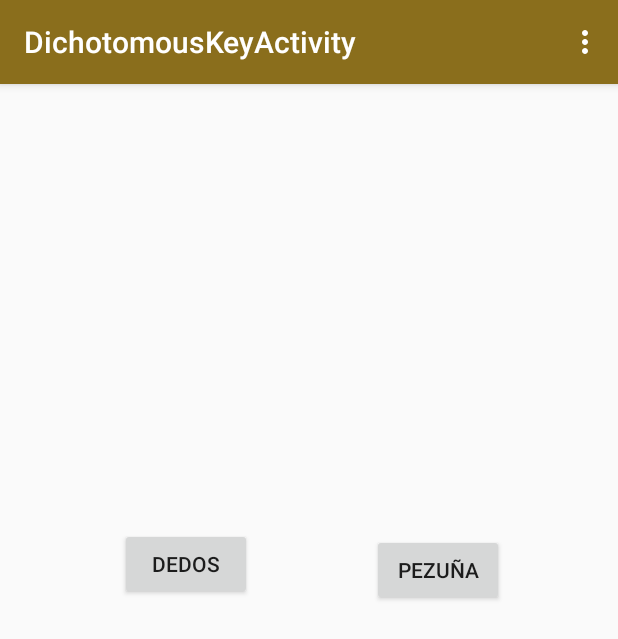
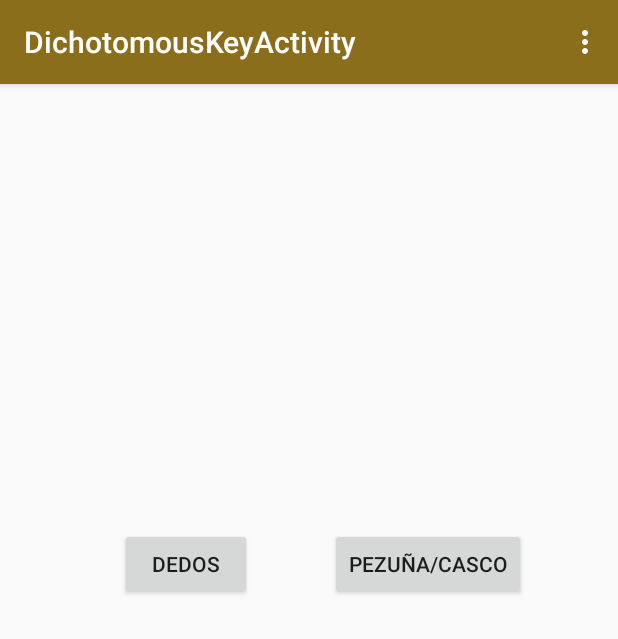
Before and after one commit to txeto90/PetjadesApp, an Android app: the AnimalsListActivity screen opened directly, with no data from a screen before it, in the options menu, after a tap on "Clave dicotomica", on a phone screen of 412 x 824 dp. Shown: the top 639 px of the screen. Run offline under Robolectric (Android 15) with nearby library versions, the phone set to English and light mode, and no system bars; our stand-ins replace Firebase (no records; nobody signed in at launch, a user with empty details on screens opened directly).

Commit message:
V4 01/04/2020 clau dicotomica

```diff
--- a/app/build.gradle
+++ b/app/build.gradle
@@ -1,4 +1,5 @@
 apply plugin: 'com.android.application'
+apply plugin: 'com.google.gms.google-services'
 
 android {
     compileSdkVersion 29
@@ -34,6 +35,8 @@ dependencies {
     implementation 'com.google.android.material:material:1.1.0'
     implementation 'androidx.navigation:navigation-fragment:2.2.1'
     implementation 'androidx.navigation:navigation-ui:2.2.1'
+    implementation 'com.google.firebase:firebase-storage:16.0.4'
+    implementation 'com.google.firebase:firebase-auth:16.0.5'
     testImplementation 'junit:junit:4.12'
     androidTestImplementation 'androidx.test.ext:junit:1.1.1'
     androidTestImplementation 'androidx.test.espresso:espresso-core:3.2.0'
--- a/app/src/main/java/logic/AnimalsAdapter.java
+++ b/app/src/main/java/logic/AnimalsAdapter.java
@@ -1,6 +1,9 @@
 package logic;
 
 import android.content.Context;
+import android.net.Uri;
+import android.os.Bundle;
+import android.util.Log;
 import android.view.LayoutInflater;
 import android.view.View;
 import android.view.ViewGroup;
@@ -8,8 +11,17 @@ import android.widget.ArrayAdapter;
 import android.widget.ImageView;
 import android.widget.TextView;
 
+import androidx.annotation.NonNull;
+
 import com.example.petjadesapp.R;
+import com.google.android.gms.tasks.OnFailureListener;
+import com.google.android.gms.tasks.OnSuccessListener;
+import com.google.firebase.storage.FileDownloadTask;
+import com.google.firebase.storage.FirebaseStorage;
+import com.google.firebase.storage.StorageReference;
 
+import java.io.File;
+import java.io.IOException;
 import java.util.List;
 
 import model.Animal;
@@ -31,10 +43,11 @@ public class AnimalsAdapter extends ArrayAdapter {
         TextView scientificName = convertView.findViewById(R.id.txtScientificName);
         TextView vulgarName = convertView.findViewById(R.id.txtVulgarName);
         //popuate the data uti te templatre view using the data object
-        animalImage.setImageResource(animal.getImage());
+        //animalImage.setImageResource(animal.getImage());
         scientificName.setText(animal.getScientificName());
         vulgarName.setText(animal.getVulgarName());
         //return the complete view to render on screen
+
         return convertView;
     }
 
--- a/app/src/main/java/logic/AnimalsListActivity.java
+++ b/app/src/main/java/logic/AnimalsListActivity.java
@@ -31,11 +31,11 @@ public class AnimalsListActivity extends MainMenu {
                 "Corzo",
                 "Tejon",
         };*/
-    private int[] fotos = {
+/*    private int[] fotos = {
             R.drawable.fotozorro,
             R.drawable.fotozorro,
             R.drawable.fotozorro,
-            R.drawable.fotozorro};
+            R.drawable.fotozorro};*/
     private ListView myAnimalsView;
     private ArrayList<Animal> theAnimals;
 
@@ -65,6 +65,7 @@ public class AnimalsListActivity extends MainMenu {
                 intent.putExtra("scientificName", theAnimals.get(position).getScientificName());
                 intent.putExtra("description", theAnimals.get(position).getDescription());
                 intent.putExtra("habitat", theAnimals.get(position).getHabitat());
+
                 startActivity(intent);
             }
         });
--- a/app/src/main/res/layout/content_animal_data.xml
+++ b/app/src/main/res/layout/content_animal_data.xml
@@ -43,7 +43,7 @@
             app:layout_constraintEnd_toEndOf="parent"
             app:layout_constraintStart_toStartOf="parent"
             app:layout_constraintTop_toTopOf="parent"
-            app:srcCompat="@drawable/fotozorro" />
+             />
 
     <ImageButton
         android:id="@+id/ibDescription"
--- a/app/src/main/res/layout/content_dichotomous_key.xml
+++ b/app/src/main/res/layout/content_dichotomous_key.xml
@@ -12,7 +12,8 @@
         android:layout_height="wrap_content"
         android:layout_marginStart="80dp"
         android:layout_marginTop="296dp"
-        android:text="Dedos"
+        android:text="@string/fingers"
+        android:onClick="onClickLeft"
         app:layout_constraintStart_toStartOf="parent"
         app:layout_constraintTop_toTopOf="parent" />
 
@@ -20,9 +21,10 @@
         android:id="@+id/btnRigth"
         android:layout_width="wrap_content"
         android:layout_height="wrap_content"
-        android:layout_marginStart="248dp"
-        android:layout_marginTop="300dp"
-        android:text="Pezuña"
+        android:layout_marginStart="220dp"
+        android:layout_marginTop="296dp"
+        android:text="@string/hoof"
+        android:onClick="onClickRight"
         app:layout_constraintStart_toStartOf="parent"
         app:layout_constraintTop_toTopOf="parent" />
 </androidx.constraintlayout.widget.ConstraintLayout>
--- a/build.gradle
+++ b/build.gradle
@@ -8,6 +8,7 @@ buildscript {
     }
     dependencies {
         classpath 'com.android.tools.build:gradle:3.5.1'
+        classpath 'com.google.gms:google-services:4.2.0'
 
         // NOTE: Do not place your application dependencies here; they belong
         // in the individual module build.gradle files
```
Also changed, not shown: app/src/main/AndroidManifest.xml (+9 -4 lines), app/src/main/java/com/example/petjadesapp/AnimalDataActivity.java (+66 -0 lines), app/src/main/java/com/example/petjadesapp/DichotomousKeyActivity.java (+44 -0 lines), app/src/main/res/values/strings.xml (+35 -0 lines), app/src/main/res/drawable/fotozorro.jpg (deleted), 3 other files.
